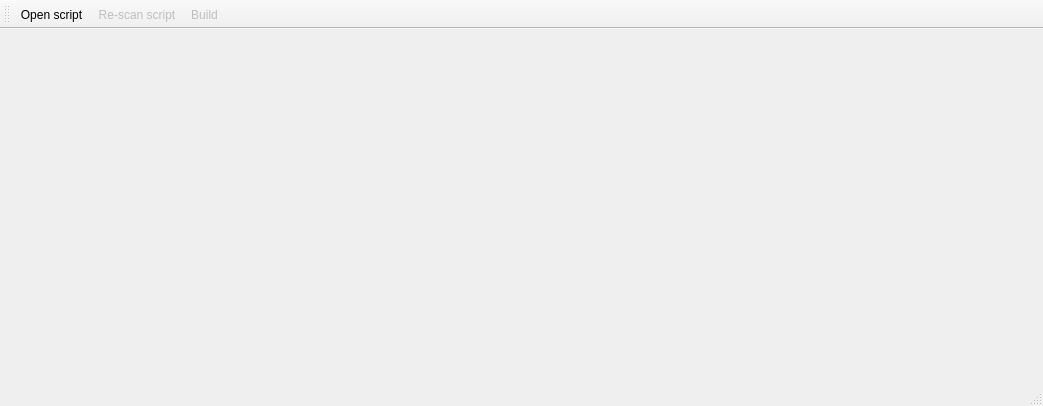
Above: src/mainwindow.ui from RxLaboratory/DuBuilder before the change. Below: the same form after it.
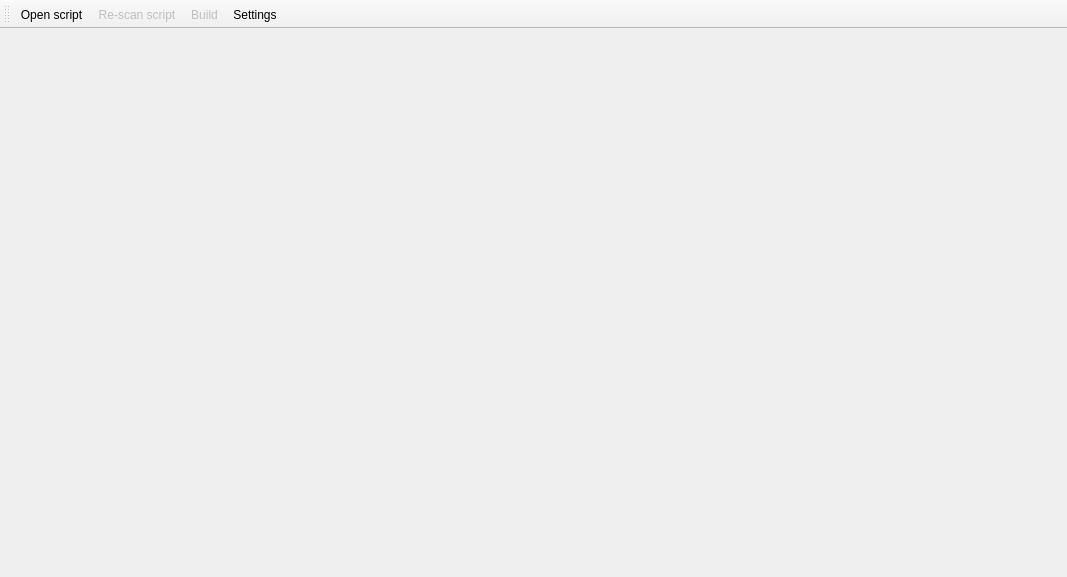
That is the form after the change. The open tabs and pages were chosen to show the change. Icons and pictures are not drawn.

What changed in the file:
```diff
--- a/src/mainwindow.ui
+++ b/src/mainwindow.ui
@@ -6,8 +6,8 @@
    <rect>
     <x>0</x>
     <y>0</y>
-    <width>1043</width>
-    <height>406</height>
+    <width>1067</width>
+    <height>577</height>
    </rect>
   </property>
   <property name="windowTitle">
@@ -96,7 +96,25 @@
         </item>
        </layout>
       </widget>
-      <widget class="QWidget" name="settingsPage"/>
+      <widget class="QWidget" name="settingsPage">
+       <layout class="QVBoxLayout" name="verticalLayout_4">
+        <property name="spacing">
+         <number>0</number>
+        </property>
+        <property name="leftMargin">
+         <number>0</number>
+        </property>
+        <property name="topMargin">
+         <number>0</number>
+        </property>
+        <property name="rightMargin">
+         <number>0</number>
+        </property>
+        <property name="bottomMargin">
+         <number>0</number>
+        </property>
+       </layout>
+      </widget>
       <widget class="QWidget" name="progressPage">
        <layout class="QVBoxLayout" name="verticalLayout_3">
         <item>
@@ -148,8 +166,8 @@
    <addaction name="actionOpen_Script"/>
    <addaction name="actionRe_scan_script"/>
    <addaction name="actionBuild"/>
+   <addaction name="actionSettings"/>
   </widget>
-  <widget class="QStatusBar" name="statusBar"/>
   <action name="actionOpen_Script">
    <property name="icon">
     <iconset resource="resources.qrc">
@@ -252,6 +270,18 @@
     <string>Keep /* License */</string>
    </property>
   </action>
+  <action name="actionSettings">
+   <property name="checkable">
+    <bool>true</bool>
+   </property>
+   <property name="icon">
+    <iconset resource="resources.qrc">
+     <normaloff>:/icons/cogs</normaloff>:/icons/cogs</iconset>
+   </property>
+   <property name="text">
+    <string>Settings</string>
+   </property>
+  </action>
  </widget>
  <layoutdefault spacing="6" margin="11"/>
  <resources>
```
Left out of the diff: 2 changed lines with no effect on the pictures.
